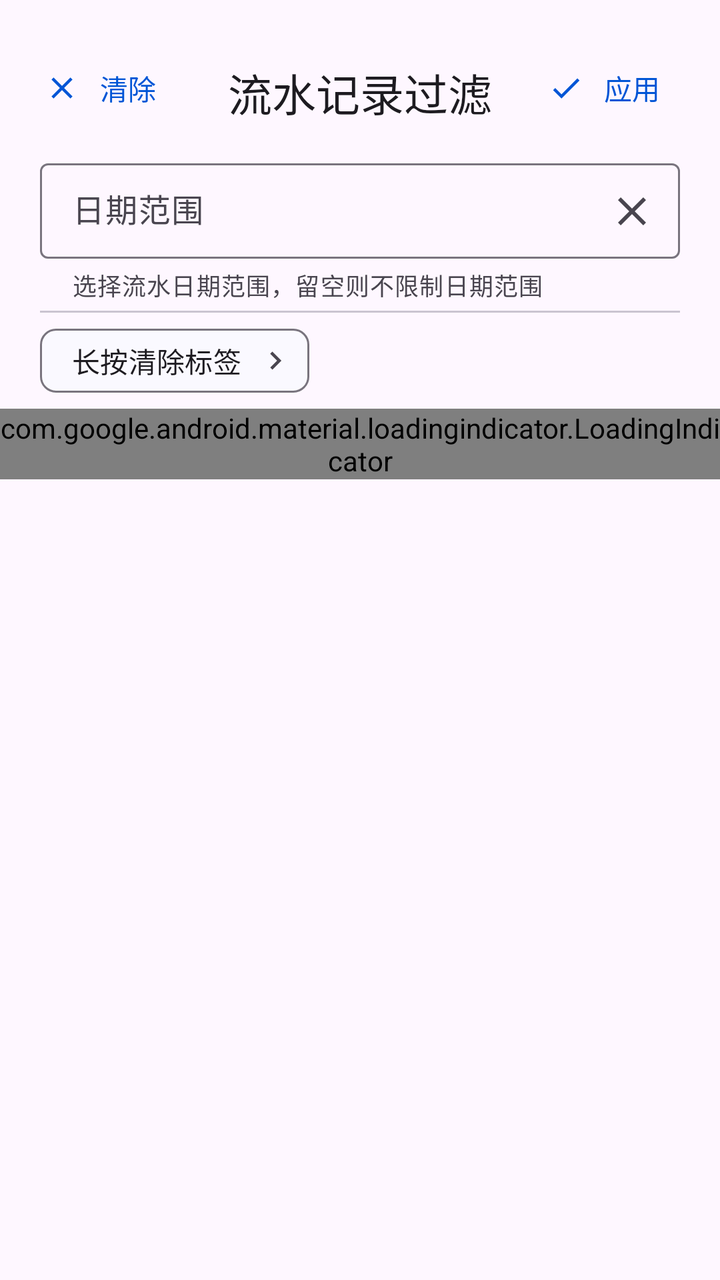
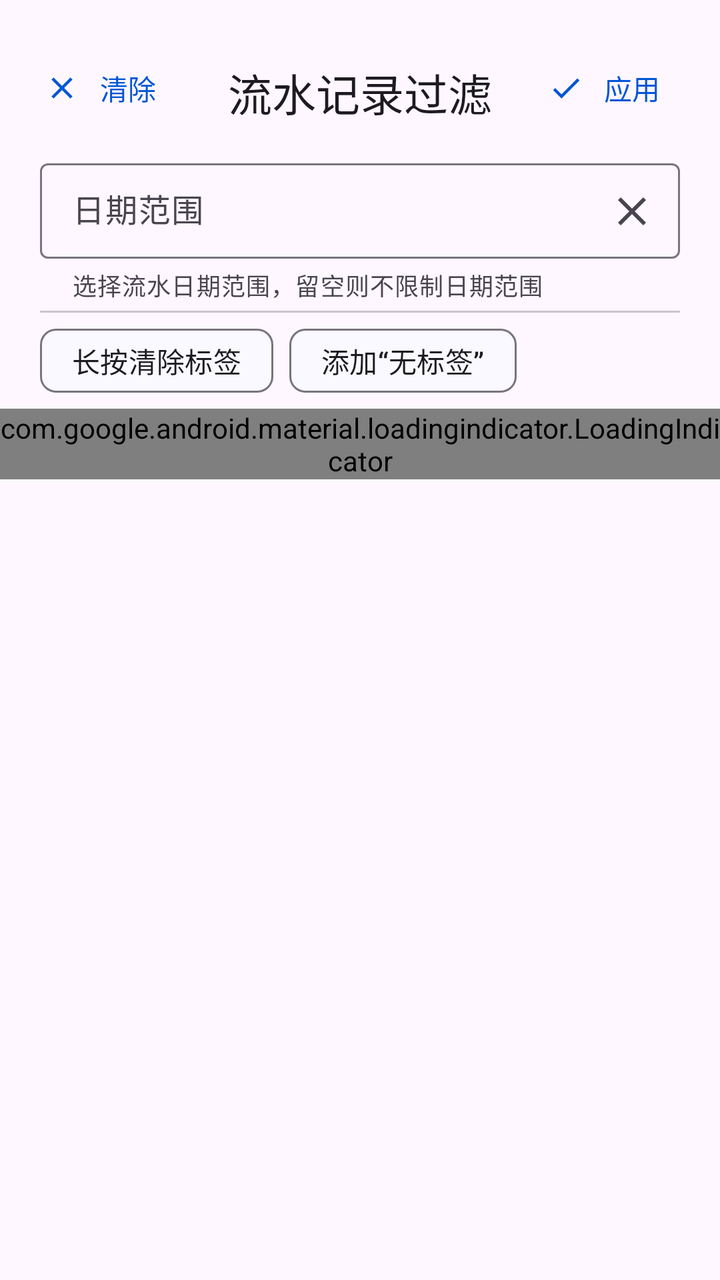

Before-and-after screenshots of an Android layout around one commit, followed by the original layout XML and the change that was made.
<!-- AndroidManifest.xml: application theme Theme.ManagerAssistant.Static -->
<!-- res/layout/bottom_sheet_account_filter.xml -->
<?xml version="1.0" encoding="utf-8"?>
<LinearLayout xmlns:android="http://schemas.android.com/apk/res/android"
    xmlns:app="http://schemas.android.com/apk/res-auto"
    android:layout_width="match_parent"
    android:layout_height="match_parent"
    android:orientation="vertical"
    android:paddingTop="20dp">

    <androidx.constraintlayout.widget.ConstraintLayout
        android:layout_width="match_parent"
        android:layout_height="wrap_content"
        android:paddingStart="10dp"
        android:paddingEnd="10dp">

        <com.google.android.material.textview.MaterialTextView
            android:id="@+id/tag_select_title"
            style="@style/LargeTitleTextViewStyle"
            android:layout_width="wrap_content"
            android:layout_height="wrap_content"
            android:text="@string/filter_running_account"
            app:layout_constraintEnd_toEndOf="parent"
            app:layout_constraintStart_toStartOf="parent"
            app:layout_constraintTop_toTopOf="parent" />

        <com.google.android.material.button.MaterialButton
            android:id="@+id/clear_filter_btn"
            style="@style/TextBtnStyle"
            android:layout_width="wrap_content"
            android:layout_height="wrap_content"
            android:text="@string/clear"
            app:icon="@drawable/baseline_clear_24"
            app:layout_constraintStart_toStartOf="parent"
            app:layout_constraintTop_toTopOf="parent" />

        <com.google.android.material.button.MaterialButton
            android:id="@+id/finish_btn"
            style="@style/TextBtnStyle"
            android:layout_width="wrap_content"
            android:layout_height="wrap_content"
            android:text="@string/apply"
            app:icon="@drawable/baseline_check_24"
            app:layout_constraintEnd_toEndOf="parent"
            app:layout_constraintTop_toTopOf="parent" />
    </androidx.constraintlayout.widget.ConstraintLayout>

    <com.google.android.material.textfield.TextInputLayout
        android:id="@+id/date_range_layout"
        style="@style/CommonTextInputLayoutStyle"
        android:layout_width="match_parent"
        android:layout_height="wrap_content"
        android:layout_marginStart="20dp"
        android:layout_marginEnd="20dp"
        app:counterEnabled="false"
        app:endIconDrawable="@drawable/baseline_clear_24"
        app:endIconMode="custom"
        app:helperText="@string/date_range_help">

        <com.google.android.material.textfield.MaterialAutoCompleteTextView
            android:id="@+id/date_range_input"
            style="@style/UneditableAutoCompleteTextViewStyle"
            android:layout_width="match_parent"
            android:layout_height="wrap_content"
            android:hint="@string/date_range" />
    </com.google.android.material.textfield.TextInputLayout>

    <HorizontalScrollView
        android:layout_width="match_parent"
        android:layout_height="wrap_content"
        android:scrollbars="none">

        <com.google.android.material.chip.ChipGroup
            android:id="@+id/account_style_chip_group"
            android:layout_width="wrap_content"
            android:layout_height="wrap_content"
            android:layout_marginStart="20dp"
            android:layout_marginEnd="20dp" />
    </HorizontalScrollView>

    <com.google.android.material.divider.MaterialDivider
        android:layout_width="match_parent"
        android:layout_height="wrap_content"
        app:dividerInsetEnd="20dp"
        app:dividerInsetStart="20dp" />

    <HorizontalScrollView
        android:layout_width="match_parent"
        android:layout_height="wrap_content"
        android:scrollbars="none">

        <LinearLayout
            android:layout_width="wrap_content"
            android:layout_height="wrap_content"
            android:layout_marginStart="20dp"
            android:orientation="horizontal">

            <com.google.android.material.chip.Chip
                android:id="@+id/clear_tag_chip"
                android:layout_width="wrap_content"
                android:layout_height="wrap_content"
                android:layout_marginEnd="8dp"
                android:checkable="false"
                android:text="@string/long_click_to_clear_tag"
                app:closeIcon="@drawable/baseline_keyboard_arrow_right_24"
                app:closeIconEnabled="true" />

            <com.google.android.material.chip.ChipGroup
                android:id="@+id/tag_chip_group"
                android:layout_width="wrap_content"
                android:layout_height="wrap_content"
                android:paddingStart="0dp"
                android:paddingEnd="20dp"
                app:singleLine="true" />
        </LinearLayout>
    </HorizontalScrollView>

    <com.google.android.material.loadingindicator.LoadingIndicator
        android:id="@+id/loading_indicator"
        android:layout_width="wrap_content"
        android:layout_height="wrap_content"
        android:layout_gravity="center_horizontal" />

    <androidx.recyclerview.widget.RecyclerView
        android:id="@+id/tag_group_recycler"
        android:layout_width="match_parent"
        android:layout_height="wrap_content"
        android:layout_marginStart="20dp"
        android:layout_marginTop="10dp"
        android:layout_marginEnd="20dp"
        app:layoutManager="androidx.recyclerview.widget.LinearLayoutManager" />
</LinearLayout>
<!-- resources referenced by this layout -->
<resources>
  <!-- drawable baseline_check_24 (drawable) -->
  <vector xmlns:android="http://schemas.android.com/apk/res/android" android:height="24dp" android:tint="?attr/colorOnSurface" android:viewportHeight="24" android:viewportWidth="24" android:width="24dp">
  
      <path android:fillColor="@android:color/white" android:pathData="M9,16.17L4.83,12l-1.42,1.41L9,19 21,7l-1.41,-1.41z"/>
  
  </vector>
  <!-- drawable baseline_clear_24 (drawable) -->
  <vector xmlns:android="http://schemas.android.com/apk/res/android" android:height="24dp" android:tint="#000000" android:viewportHeight="24" android:viewportWidth="24" android:width="24dp">
        
      <path android:fillColor="@android:color/white" android:pathData="M19,6.41L17.59,5 12,10.59 6.41,5 5,6.41 10.59,12 5,17.59 6.41,19 12,13.41 17.59,19 19,17.59 13.41,12z"/>
      
  </vector>
  <!-- drawable baseline_keyboard_arrow_right_24 (drawable) -->
  <vector xmlns:android="http://schemas.android.com/apk/res/android" android:autoMirrored="true" android:height="24dp" android:tint="#000000" android:viewportHeight="24" android:viewportWidth="24" android:width="24dp">
        
      <path android:fillColor="@android:color/white" android:pathData="M8.59,16.59L13.17,12 8.59,7.41 10,6l6,6 -6,6 -1.41,-1.41z"/>
      
  </vector>
  <string name="apply">应用</string>
  <string name="clear">清除</string>
  <string name="date_range">日期范围</string>
  <string name="date_range_help">选择流水日期范围，留空则不限制日期范围</string>
  <string name="filter_running_account">流水记录过滤</string>
  <string name="long_click_to_clear_tag">长按清除标签</string>
  <style name="CommonTextInputLayoutStyle" parent="Widget.Material3.TextInputLayout.OutlinedBox.Dense">
          <item name="errorEnabled">true</item>
          <item name="counterEnabled">true</item>
          <item name="helperTextEnabled">true</item>
          <item name="android:layout_marginTop">4dp</item>
          <item name="android:layout_marginBottom">4dp</item>
      </style>
  <style name="LargeTitleTextViewStyle" parent="TextViewStyleBase">
          <item name="android:textAppearance">?attr/textAppearanceTitleLarge</item>
      </style>
  <style name="TextBtnStyle" parent="Widget.Material3.Button.TextButton">
          <item name="android:textColor">?attr/colorPrimary</item>
          <item name="iconPadding">2dp</item>
      </style>
  <style name="UneditableAutoCompleteTextViewStyle" parent="Widget.Material3.AutoCompleteTextView.OutlinedBox.Dense">
          <item name="android:inputType">none</item>
          <item name="android:textColorHighlight">?attr/colorControlHighlight</item>
      </style>
  <style name="TextViewStyleBase">
          <item name="android:paddingStart">10dp</item>
          <item name="android:paddingEnd">10dp</item>
          <item name="android:paddingTop">10dp</item>
          <item name="android:paddingBottom">10dp</item>
      </style>
  <color name="color_primary">#0055d6</color>
  <color name="color_on_primary">#ffffff</color>
  <color name="color_primary_container">#d8e1fe</color>
  <color name="color_secondary_container">#e0e1ff</color>
  <color name="color_surface">#faf9ff</color>
  <color name="color_surface_container">#ebedfa</color>
  <color name="color_surface_container_low">#edeffc</color>
  <style name="ToolBarStyle" parent="Widget.Material3.Toolbar">
          <item name="android:backgroundTint">?attr/colorSurface</item>
          <item name="navigationIconTint">?attr/colorPrimary</item>
          <item name="contentInsetStart">10dp</item>
          <item name="titleTextAppearance">?attr/textAppearanceHeadlineSmall</item>
      </style>
  <!-- unchanged entries left out for length: 1 -->
</resources>

<!-- the commit's change to res/layout/bottom_sheet_account_filter.xml (unified diff, before → after) -->
@@ -82,35 +82,41 @@
         app:dividerInsetEnd="20dp"
         app:dividerInsetStart="20dp" />
 
+    <com.google.android.material.chip.ChipGroup
+        android:layout_width="wrap_content"
+        android:layout_height="wrap_content"
+        android:layout_marginStart="20dp"
+        android:layout_marginEnd="20dp">
+
+        <com.google.android.material.chip.Chip
+            android:id="@+id/clear_tag_chip"
+            android:layout_width="wrap_content"
+            android:layout_height="wrap_content"
+            android:checkable="false"
+            android:text="@string/long_click_to_clear_tag" />
+
+        <com.google.android.material.chip.Chip
+            android:id="@+id/no_tag_chip"
+            android:layout_width="wrap_content"
+            android:layout_height="wrap_content"
+            android:checkable="false"
+            android:text="@string/no_tag_selection" />
+    </com.google.android.material.chip.ChipGroup>
+
     <HorizontalScrollView
         android:layout_width="match_parent"
         android:layout_height="wrap_content"
+        android:layout_marginStart="20dp"
+        android:layout_marginEnd="20dp"
         android:scrollbars="none">
 
-        <LinearLayout
+        <com.google.android.material.chip.ChipGroup
+            android:id="@+id/tag_chip_group"
             android:layout_width="wrap_content"
             android:layout_height="wrap_content"
-            android:layout_marginStart="20dp"
-            android:orientation="horizontal">
-
-            <com.google.android.material.chip.Chip
-                android:id="@+id/clear_tag_chip"
-                android:layout_width="wrap_content"
-                android:layout_height="wrap_content"
-                android:layout_marginEnd="8dp"
-                android:checkable="false"
-                android:text="@string/long_click_to_clear_tag"
-                app:closeIcon="@drawable/baseline_keyboard_arrow_right_24"
-                app:closeIconEnabled="true" />
-
-            <com.google.android.material.chip.ChipGroup
-                android:id="@+id/tag_chip_group"
-                android:layout_width="wrap_content"
-                android:layout_height="wrap_content"
-                android:paddingStart="0dp"
-                android:paddingEnd="20dp"
-                app:singleLine="true" />
-        </LinearLayout>
+            android:paddingStart="0dp"
+            android:paddingEnd="20dp"
+            app:singleLine="true" />
     </HorizontalScrollView>
 
     <com.google.android.material.loadingindicator.LoadingIndicator
<!-- resource entries referenced after the edit -->
@@ -12,18 +12,13 @@
       <path android:fillColor="@android:color/white" android:pathData="M19,6.41L17.59,5 12,10.59 6.41,5 5,6.41 10.59,12 5,17.59 6.41,19 12,13.41 17.59,19 19,17.59 13.41,12z"/>
       
   </vector>
-  <!-- drawable baseline_keyboard_arrow_right_24 (drawable) -->
-  <vector xmlns:android="http://schemas.android.com/apk/res/android" android:autoMirrored="true" android:height="24dp" android:tint="#000000" android:viewportHeight="24" android:viewportWidth="24" android:width="24dp">
-        
-      <path android:fillColor="@android:color/white" android:pathData="M8.59,16.59L13.17,12 8.59,7.41 10,6l6,6 -6,6 -1.41,-1.41z"/>
-      
-  </vector>
   <string name="apply">应用</string>
   <string name="clear">清除</string>
   <string name="date_range">日期范围</string>
   <string name="date_range_help">选择流水日期范围，留空则不限制日期范围</string>
   <string name="filter_running_account">流水记录过滤</string>
   <string name="long_click_to_clear_tag">长按清除标签</string>
+  <string name="no_tag_selection">添加“无标签”</string>
   <style name="CommonTextInputLayoutStyle" parent="Widget.Material3.TextInputLayout.OutlinedBox.Dense">
           <item name="errorEnabled">true</item>
           <item name="counterEnabled">true</item>
@@ -40,6 +35,7 @@
       </style>
   <style name="UneditableAutoCompleteTextViewStyle" parent="Widget.Material3.AutoCompleteTextView.OutlinedBox.Dense">
           <item name="android:inputType">none</item>
+          <item name="maxLines">1</item>
           <item name="android:textColorHighlight">?attr/colorControlHighlight</item>
       </style>
   <style name="TextViewStyleBase">
